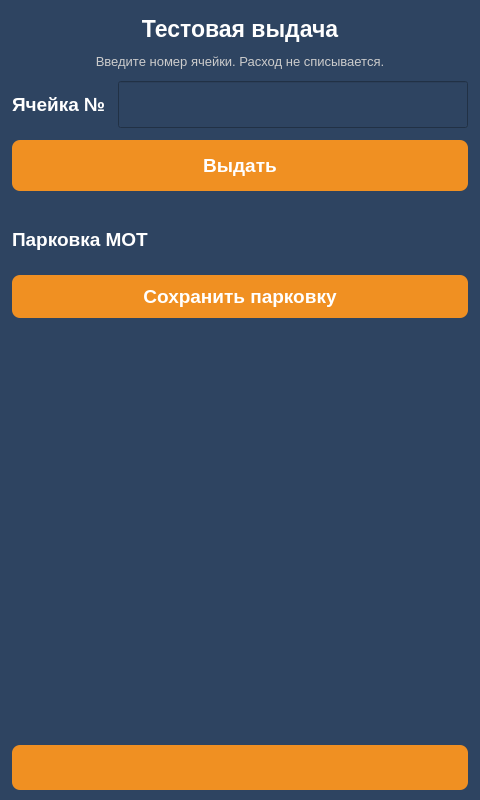
Above: client/GUI/ui/screen_40_hal_dispense.ui from komrade2801/AutoSklad before the change. Below: the same form after it.
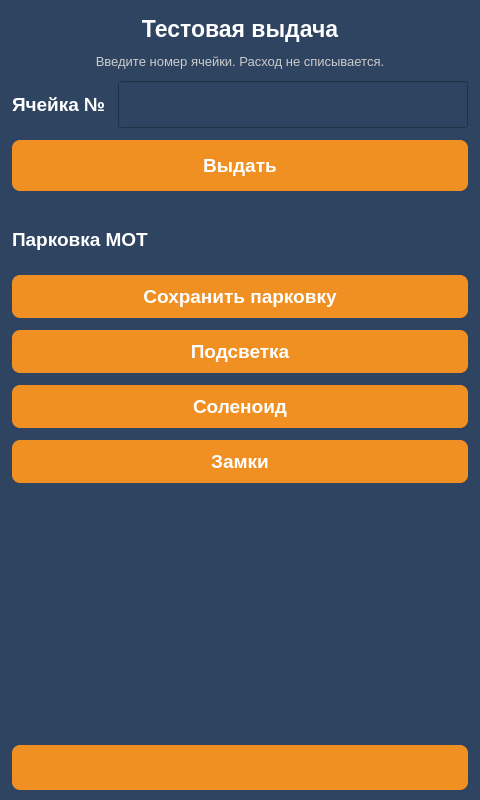
That is the form after the change. Icons and pictures are not drawn.

Commit message: feat(hal_dispense): Add new HAL control buttons for LED, solenoid, and lock functionalities in the GUI, implement corresponding command handling in the action command module, and enhance the state machine to support new actions for improved hardware interaction.

```diff
--- a/client/GUI/ui/screen_40_hal_dispense.ui
+++ b/client/GUI/ui/screen_40_hal_dispense.ui
@@ -80,6 +80,21 @@
      <property name="styleSheet"><string notr="true">QPushButton { color: #FFFFFF; background-color: #f09022; border-radius: 8px; font-size: 19px; font-weight: 600; min-height: 43px; }</string></property>
     </widget>
    </item>   <item>
+    <widget class="QPushButton" name="btn_hal_led">
+     <property name="text"><string>Подсветка</string></property>
+     <property name="styleSheet"><string notr="true">QPushButton { color: #FFFFFF; background-color: #f09022; border-radius: 8px; font-size: 19px; font-weight: 600; min-height: 43px; }</string></property>
+    </widget>
+   </item>   <item>
+    <widget class="QPushButton" name="btn_hal_solenoid">
+     <property name="text"><string>Соленоид</string></property>
+     <property name="styleSheet"><string notr="true">QPushButton { color: #FFFFFF; background-color: #f09022; border-radius: 8px; font-size: 19px; font-weight: 600; min-height: 43px; }</string></property>
+    </widget>
+   </item>   <item>
+    <widget class="QPushButton" name="btn_hal_lock">
+     <property name="text"><string>Замки</string></property>
+     <property name="styleSheet"><string notr="true">QPushButton { color: #FFFFFF; background-color: #f09022; border-radius: 8px; font-size: 19px; font-weight: 600; min-height: 43px; }</string></property>
+    </widget>
+   </item>   <item>
     <spacer name="verticalSpacer">
      <property name="orientation"><enum>Qt::Vertical</enum></property>
      <property name="sizeHint" stdset="0"><size><width>20</width><height>40</height></size></property>
```
The commit also changes 6 other files.
